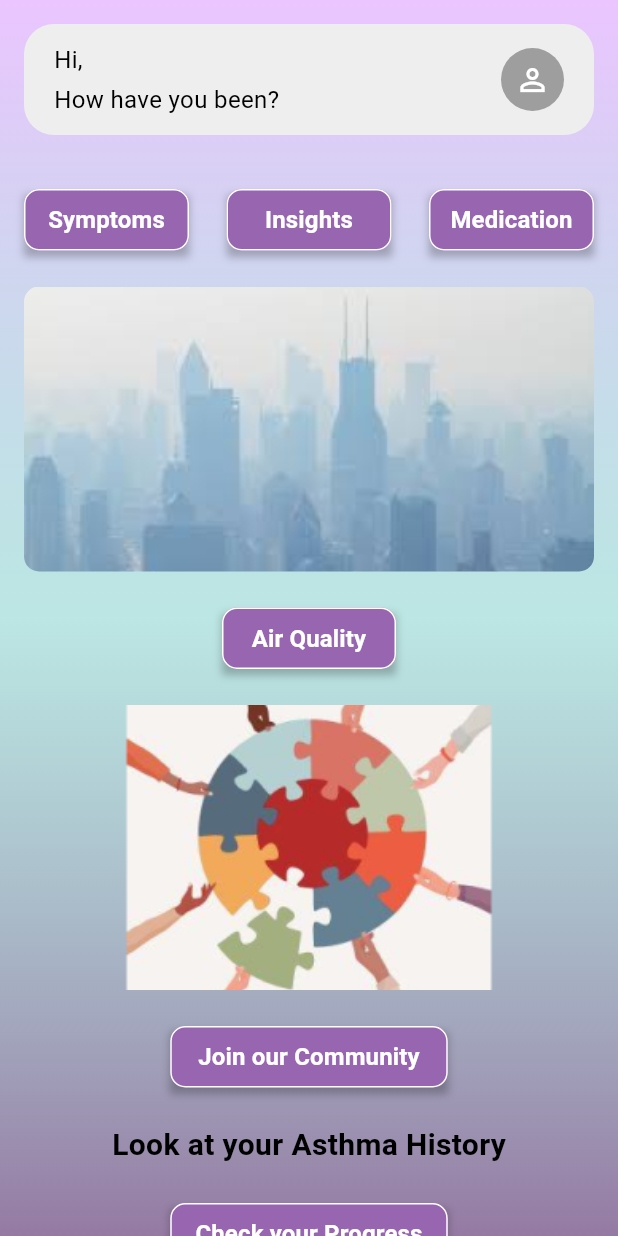
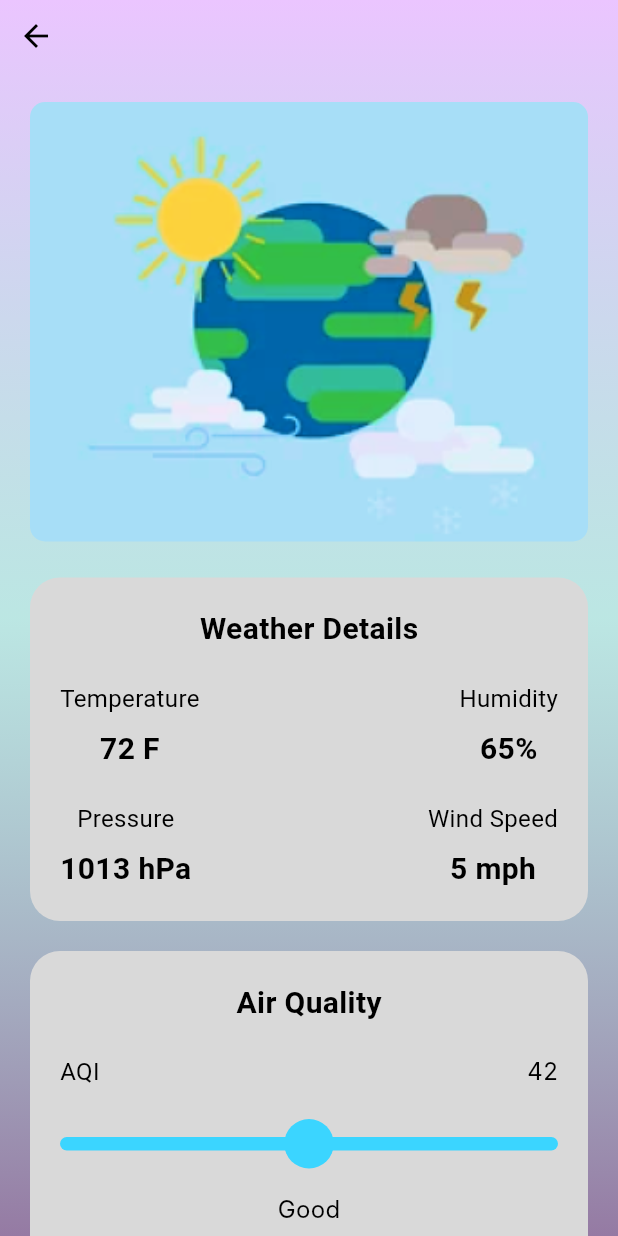
Before and after one commit to cpokala/AllerAlert, a Flutter app: the HomeScreen screen opened by its route, after a tap on "Air Quality", on a phone screen of 412 x 824 dp. Run offline on Flutter 3.47's test engine with Material 3 defaults, Android fonts, the phone set to English and light mode, and no system bars; Roboto replaces fonts that are missing (Inter).

Commit message:
UI completed

```diff
--- a/lib/main.dart
+++ b/lib/main.dart
@@ -5,6 +5,7 @@ import 'screens/home_screen.dart';
 import 'screens/log_symptoms_screen.dart';
 import 'screens/medications_screen.dart';
 import 'screens/community_screen.dart';
+import 'screens/air_quality_screen.dart';
 
 void main() {
   runApp(const MyApp());
@@ -51,6 +52,7 @@ class MyApp extends StatelessWidget {
         '/log-symptoms': (context) => const LogSymptomsScreen(),
         '/medications': (context) => const MedicationsScreen(),
         '/community': (context) => const CommunityScreen(),
+        '/air-quality': (context) => const AirQualityScreen(),
       },
       initialRoute: '/',
     );
--- /dev/null
+++ b/lib/screens/air_quality_screen.dart
@@ -0,0 +1,225 @@
+import 'package:flutter/material.dart';
+
+class AirQualityScreen extends StatelessWidget {
+  const AirQualityScreen({super.key});
+
+  @override
+  Widget build(BuildContext context) {
+    return Scaffold(
+      body: Container(
+        decoration: const BoxDecoration(
+          gradient: LinearGradient(
+            begin: Alignment(0.00, -1.00),
+            end: Alignment(0, 1),
+            colors: [Color(0xFFEBC5FF), Color(0xAA9ADAD5), Color(0xFF957AA3)],
+          ),
+        ),
+        child: SafeArea(
+          child: Column(
+            crossAxisAlignment: CrossAxisAlignment.start,
+            children: [
+              // Back Button
+              IconButton(
+                icon: const Icon(Icons.arrow_back, color: Colors.black),
+                onPressed: () => Navigator.of(context).pop(),
+              ),
+
+              Expanded(
+                child: SingleChildScrollView(
+                  child: Padding(
+                    padding: const EdgeInsets.all(20.0),
+                    child: Column(
+                      crossAxisAlignment: CrossAxisAlignment.start,
+                      children: [
+                        // Weather Image
+                        Container(
+                          margin: const EdgeInsets.only(bottom: 24),
+                          width: double.infinity,
+                          height: 293,
+                          decoration: BoxDecoration(
+                            borderRadius: BorderRadius.circular(10),
+                            image: const DecorationImage(
+                              image: AssetImage('assets/images/weather.png'),
+                              fit: BoxFit.cover,
+                            ),
+                          ),
+                        ),
+
+                        // Weather Details Section
+                        Container(
+                          width: double.infinity,
+                          padding: const EdgeInsets.all(20),
+                          decoration: BoxDecoration(
+                            color: const Color(0xFFD9D9D9),
+                            borderRadius: BorderRadius.circular(20),
+                          ),
+                          child: Column(
+                            children: [
+                              const Text(
+                                'Weather Details',
+                                style: TextStyle(
+                                  fontSize: 20,
+                                  fontWeight: FontWeight.w700,
+                                  color: Colors.black,
+                                ),
+                              ),
+                              const SizedBox(height: 20),
+                              Row(
+                                mainAxisAlignment: MainAxisAlignment.spaceBetween,
+                                children: [
+                                  _buildWeatherDetail('Temperature', '72 F'),
+                                  _buildWeatherDetail('Humidity', '65%'),
+                                ],
+                              ),
+                              const SizedBox(height: 20),
+                              Row(
+                                mainAxisAlignment: MainAxisAlignment.spaceBetween,
+                                children: [
+                                  _buildWeatherDetail('Pressure', '1013 hPa'),
+                                  _buildWeatherDetail('Wind Speed', '5 mph'),
+                                ],
+                              ),
+                            ],
+                          ),
+                        ),
+
+                        const SizedBox(height: 20),
+
+                        // Air Quality Section
+                        Container(
+                          width: double.infinity,
+                          padding: const EdgeInsets.all(20),
+                          decoration: BoxDecoration(
+                            color: const Color(0xFFD9D9D9),
+                            borderRadius: BorderRadius.circular(20),
+                          ),
+                          child: Column(
+                            children: [
+                              const Text(
+                                'Air Quality',
+                                style: TextStyle(
+                                  fontSize: 20,
+                                  fontWeight: FontWeight.w700,
+                                  color: Colors.black,
+                                ),
+                              ),
+                              const SizedBox(height: 20),
+                              const Row(
+                                mainAxisAlignment: MainAxisAlignment.spaceBetween,
+                                children: [
+                                  Text(
+                                    'AQI',
+                                    style: TextStyle(
+                                      fontSize: 16,
+                                      fontWeight: FontWeight.w400,
+                                    ),
+                                  ),
+                                  Text(
+                                    '42',
+                                    style: TextStyle(
+                                      fontSize: 16,
+                                      fontWeight: FontWeight.w400,
+                                      fontFamily: 'Inter',
+                                    ),
+                                  ),
+                                ],
+                              ),
+                              const SizedBox(height: 20),
+                              // Air Quality Slider (non-interactive)
+                              SizedBox(
+                                height: 33,
+                                child: Stack(
+                                  alignment: Alignment.center,
+                                  children: [
+                                    Container(
+                                      width: double.infinity,
+                                      height: 9,
+                                      decoration: BoxDecoration(
+                                        color: const Color(0xFF3BD5FF),
+                                        borderRadius: BorderRadius.circular(50),
+                                      ),
+                                    ),
+                                    Container(
+                                      width: 33,
+                                      height: 33,
+                                      decoration: const BoxDecoration(
+                                        color: Color(0xFF3BD5FF),
+                                        shape: BoxShape.circle,
+                                      ),
+                                    ),
+                                  ],
+                                ),
+                              ),
+                              const SizedBox(height: 16),
+                              const Text(
+                                'Good',
+                                style: TextStyle(
+                                  fontSize: 16,
+                                  fontWeight: FontWeight.w400,
+                                  fontFamily: 'Inter',
+                                ),
+                              ),
+                              const SizedBox(height: 20),
+                              SizedBox(
+                                width: double.infinity,
+                                child: ElevatedButton(
+                                  onPressed: () {
+                                    // TODO: Implement detailed forecast
+                                  },
+                                  style: ElevatedButton.styleFrom(
+                                    backgroundColor: const Color(0xFF9866B0),
+                                    foregroundColor: Colors.white,
+                                    padding: const EdgeInsets.symmetric(vertical: 16),
+                                    shape: RoundedRectangleBorder(
+                                      borderRadius: BorderRadius.circular(10),
+                                      side: const BorderSide(color: Colors.white),
+                                    ),
+                                  ),
+                                  child: const Text(
+                                    'View Detailed Forecast',
+                                    style: TextStyle(
+                                      fontSize: 20,
+                                      fontWeight: FontWeight.w600,
+                                    ),
+                                  ),
+                                ),
+                              ),
+                            ],
+                          ),
+                        ),
+                      ],
+                    ),
+                  ),
+                ),
+              ),
+            ],
+          ),
+        ),
+      ),
+    );
+  }
+
+  Widget _buildWeatherDetail(String label, String value) {
+    return Column(
+      children: [
+        Text(
+          label,
+          style: const TextStyle(
+            fontSize: 16,
+            fontWeight: FontWeight.w400,
+            color: Colors.black,
+          ),
+        ),
+        const SizedBox(height: 8),
+        Text(
+          value,
+          style: const TextStyle(
+            fontSize: 20,
+            fontWeight: FontWeight.w600,
+            color: Colors.black,
+          ),
+        ),
+      ],
+    );
+  }
+}
--- a/lib/screens/home_screen.dart
+++ b/lib/screens/home_screen.dart
@@ -32,6 +32,7 @@ class HomeScreen extends StatelessWidget {
                   context: context,
                   text: 'Air Quality',
                   width: 116,
+                    onPressed: () => Navigator.pushNamed(context, '/air-quality')
                 ),
                 const SizedBox(height: 24),
                 _buildImageSection('assets/images/community.png'),
@@ -124,7 +125,7 @@ class HomeScreen extends StatelessWidget {
           _buildActionButton(
             context: context,
             text: 'Symptoms',
-            onPressed: () => Navigator.pushNamed(context, '/Symptoms'),
+            onPressed: () => Navigator.pushNamed(context, '/log-symptoms'),
           ),
           _buildActionButton(
             context: context,
--- a/pubspec.yaml
+++ b/pubspec.yaml
@@ -64,6 +64,7 @@ flutter:
     - assets/images/apple_logo.png
     - assets/images/city_skyline.png
     - assets/images/community.png
+    - assets/images/weather.png
 
   #fonts:
     #- family: Kay Pho Du
```
Also changed, not shown: lib/screens/community_screen.dart (+18 -8 lines), lib/screens/log_symptoms_screen.dart (+86 -43 lines), lib/screens/medications_screen.dart (+17 -9 lines), assets/images/weather.png (added).
